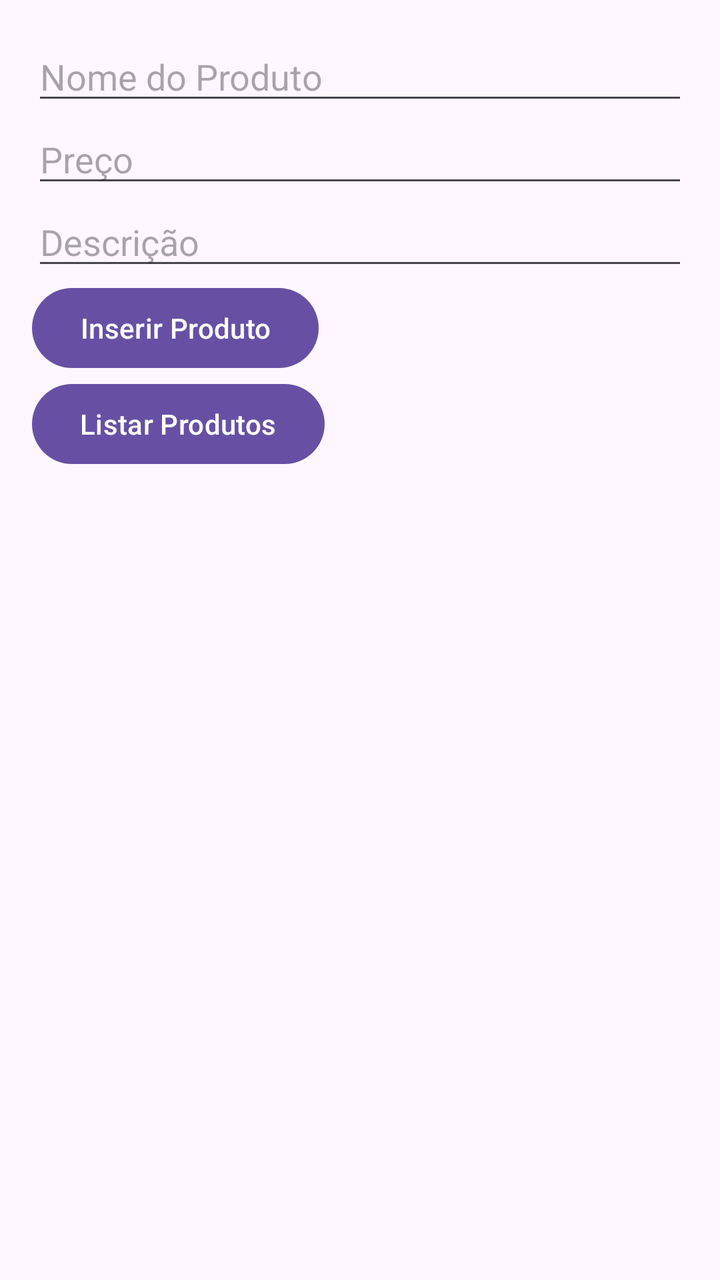
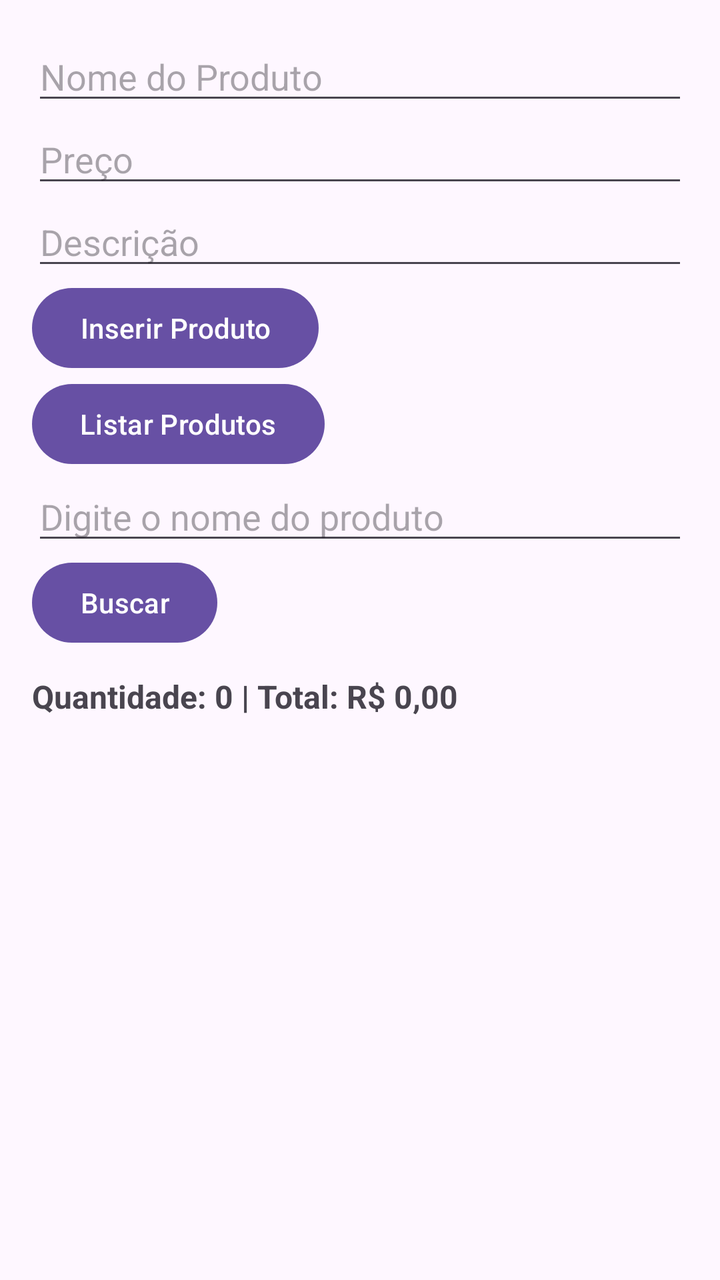

The first picture is an Android layout as it rendered before a commit; the second is the same layout after the commit. The layout source and the unified diff follow.
<!-- AndroidManifest.xml: application theme Theme.AppRoomProduto -->
<!-- res/layout/activity_main.xml -->
<?xml version="1.0" encoding="utf-8"?>
<LinearLayout xmlns:android="http://schemas.android.com/apk/res/android"
    android:layout_width="match_parent"
    android:layout_height="match_parent"
    android:orientation="vertical"
    android:padding="16dp">
    <EditText
        android:id="@+id/editProductName"
        android:layout_width="match_parent"
        android:layout_height="wrap_content"
        android:hint="Nome do Produto" />
    <EditText
        android:id="@+id/editProductPrice"
        android:layout_width="match_parent"
        android:layout_height="wrap_content"
        android:inputType="numberDecimal"
        android:hint="Preço" />
    <EditText
        android:id="@+id/editProductDescription"
        android:layout_width="match_parent"
        android:layout_height="wrap_content"
        android:hint="Descrição" />
    <Button
        android:id="@+id/btnInserirProduto"
        android:layout_width="wrap_content"
        android:layout_height="wrap_content"
        android:text="Inserir Produto" />
    <Button
        android:id="@+id/btnListarProdutos"
        android:layout_width="wrap_content"
        android:layout_height="wrap_content"
        android:text="Listar Produtos" />
</LinearLayout>
<!-- resources referenced by this layout -->
<resources>
  <style name="Theme.AppRoomProduto" parent="Base.Theme.AppRoomProduto" />
  <style name="Base.Theme.AppRoomProduto" parent="Theme.Material3.DayNight.NoActionBar">
          
          
      </style>
</resources>

<!-- the commit's change to res/layout/activity_main.xml (unified diff, before → after) -->
@@ -1,33 +1,71 @@
 <?xml version="1.0" encoding="utf-8"?>
-<LinearLayout xmlns:android="http://schemas.android.com/apk/res/android"
+<LinearLayout
+    xmlns:android="http://schemas.android.com/apk/res/android"
     android:layout_width="match_parent"
     android:layout_height="match_parent"
     android:orientation="vertical"
     android:padding="16dp">
+
     <EditText
         android:id="@+id/editProductName"
         android:layout_width="match_parent"
         android:layout_height="wrap_content"
         android:hint="Nome do Produto" />
+
     <EditText
         android:id="@+id/editProductPrice"
         android:layout_width="match_parent"
         android:layout_height="wrap_content"
         android:inputType="numberDecimal"
         android:hint="Preço" />
+
     <EditText
         android:id="@+id/editProductDescription"
         android:layout_width="match_parent"
         android:layout_height="wrap_content"
         android:hint="Descrição" />
+
     <Button
         android:id="@+id/btnInserirProduto"
         android:layout_width="wrap_content"
         android:layout_height="wrap_content"
         android:text="Inserir Produto" />
+
     <Button
         android:id="@+id/btnListarProdutos"
         android:layout_width="wrap_content"
         android:layout_height="wrap_content"
         android:text="Listar Produtos" />
+
+    <EditText
+        android:id="@+id/editBuscarProduto"
+        android:layout_width="match_parent"
+        android:layout_height="wrap_content"
+        android:hint="Digite o nome do produto" />
+
+    <Button
+        android:id="@+id/btnBuscar"
+        android:layout_width="wrap_content"
+        android:layout_height="wrap_content"
+        android:text="Buscar" />
+
+    <TextView
+        android:id="@+id/txtResumoProdutos"
+        android:layout_width="match_parent"
+        android:layout_height="wrap_content"
+        android:layout_marginTop="12dp"
+        android:layout_marginBottom="8dp"
+        android:text="Quantidade: 0 | Total: R$ 0,00"
+        android:textSize="16sp"
+        android:textStyle="bold" />
+
+    <androidx.recyclerview.widget.RecyclerView
+        android:id="@+id/recyclerProdutos"
+        android:layout_width="match_parent"
+        android:layout_height="0dp"
+        android:layout_weight="1"
+        android:layout_marginTop="16dp"
+        android:clipToPadding="false"
+        android:paddingBottom="16dp" />
+
 </LinearLayout>
